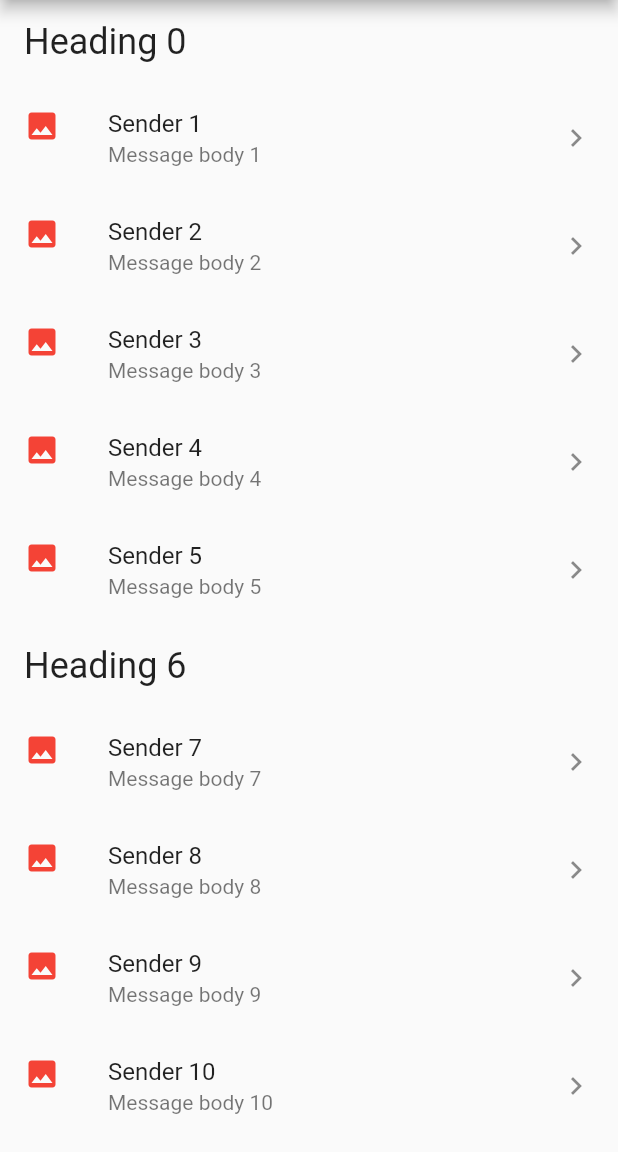
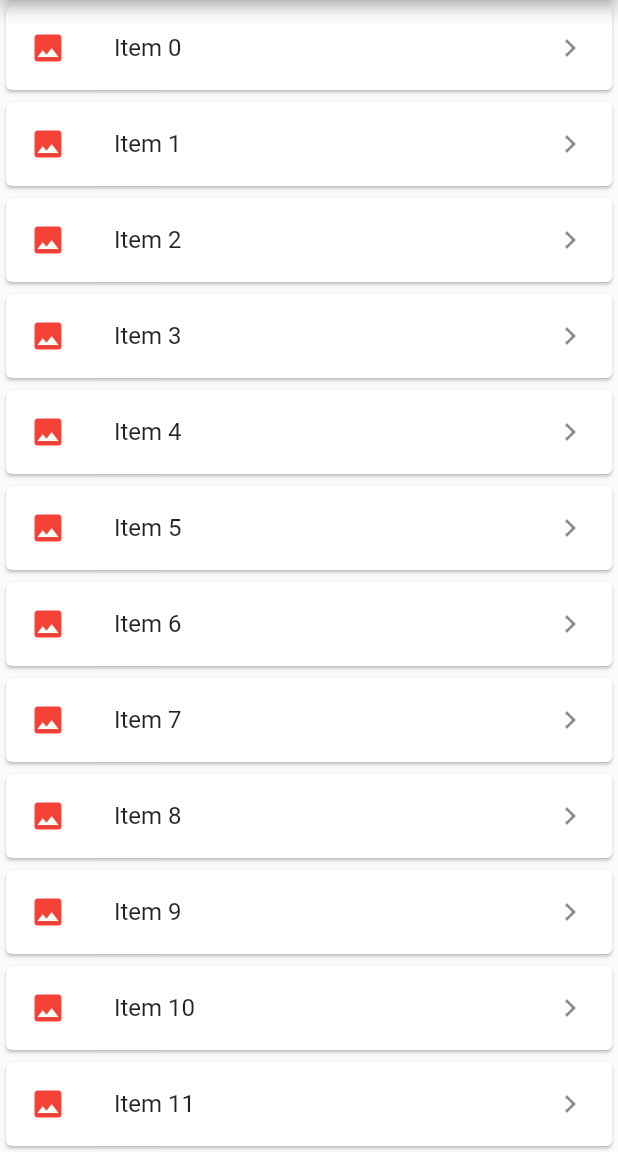
Before and after one commit to Virer2013/Learn_Flutter, a Flutter app: the screen it shows after launch, on a phone screen of 412 x 824 dp, the part 84-1236 px from its top. Run offline on Flutter 3.47's test engine with Material 2 defaults, Android fonts, the light colour scheme and no system bars.

Commit message:
first commit

```diff
--- a/dynamic_listview/lib/main.dart
+++ b/dynamic_listview/lib/main.dart
@@ -26,52 +26,18 @@
 }
 
 Widget _myListView() {
-  final List<ListItem> items = List<ListItem>.generate(
-      10000,
-      (i) => i % 6 == 0
-          ? HeadingItem('Heading $i')
-          : MessageItem('Sender $i', 'Message body $i'));
+  final List<String> items = List<String>.generate(10000, (i) => 'Item $i');
 
   return ListView.builder(
     itemCount: items.length,
     itemBuilder: (context, index) {
-      final item = items[index];
-
-      if (item is HeadingItem) {
-        return ListTile(
-          title:
-              Text(item.heading, style: Theme.of(context).textTheme.headline),
-        );
-      } else if (item is MessageItem) {
-        return ListTile(
-          title: Text(item.sender),
-          subtitle: Text(item.body),
+      return Card(
+        child: ListTile(
+          title: Text('${items[index]}'),
           leading: Icon(Icons.insert_photo, color: Colors.red),
           trailing: Icon(Icons.keyboard_arrow_right),
-        );
-      }
-      return null;
-      // return Card(
-      //   child: ListTile(
-      //     title: Text('${items[index]}'),
-      //     leading: Icon(Icons.insert_photo, color: Colors.red),
-      //     trailing: Icon(Icons.keyboard_arrow_right),
-      //   ),
-      // );
+        ),
+      );
     },
   );
 }
-
-abstract class ListItem {}
-
-class HeadingItem implements ListItem {
-  final String heading;
-  HeadingItem(this.heading);
-}
-
-class MessageItem implements ListItem {
-  final String sender;
-  final String body;
-
-  MessageItem(this.sender, this.body);
-}
```
Also changed, not shown: dynamic_listview_heading/lib/main.dart (added, +70 -0 lines), dynamic_listview_heading/pubspec.yaml (added, +72 -0 lines), dynamic_listview_heading/pubspec.lock (added), 56 other files.
